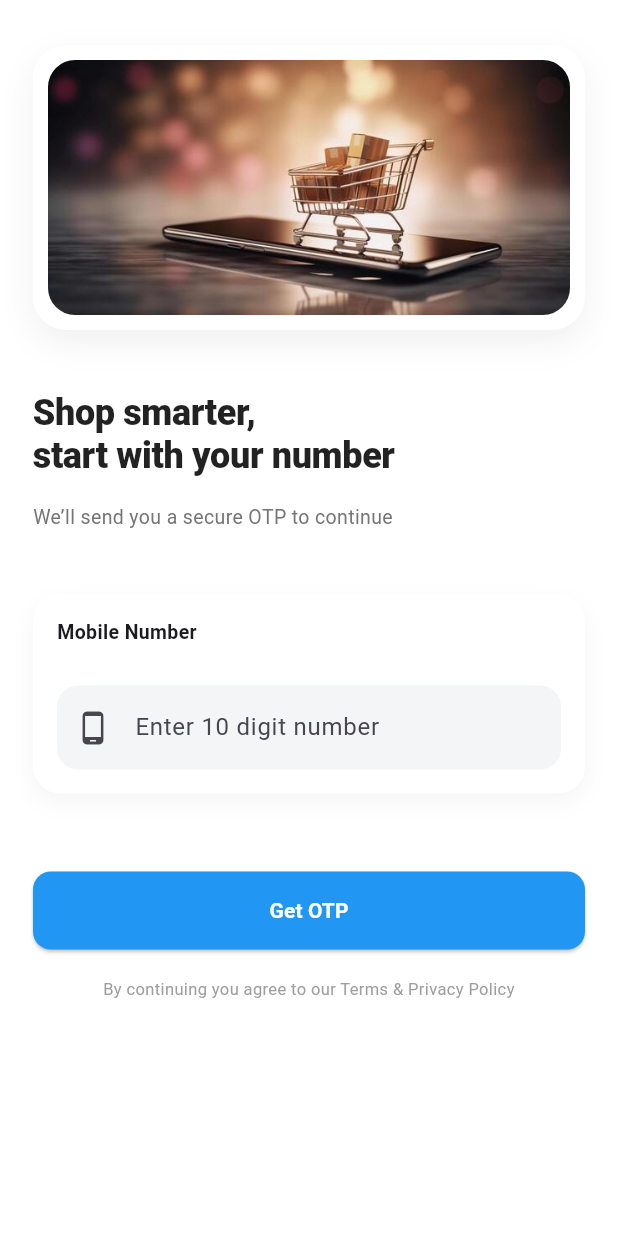
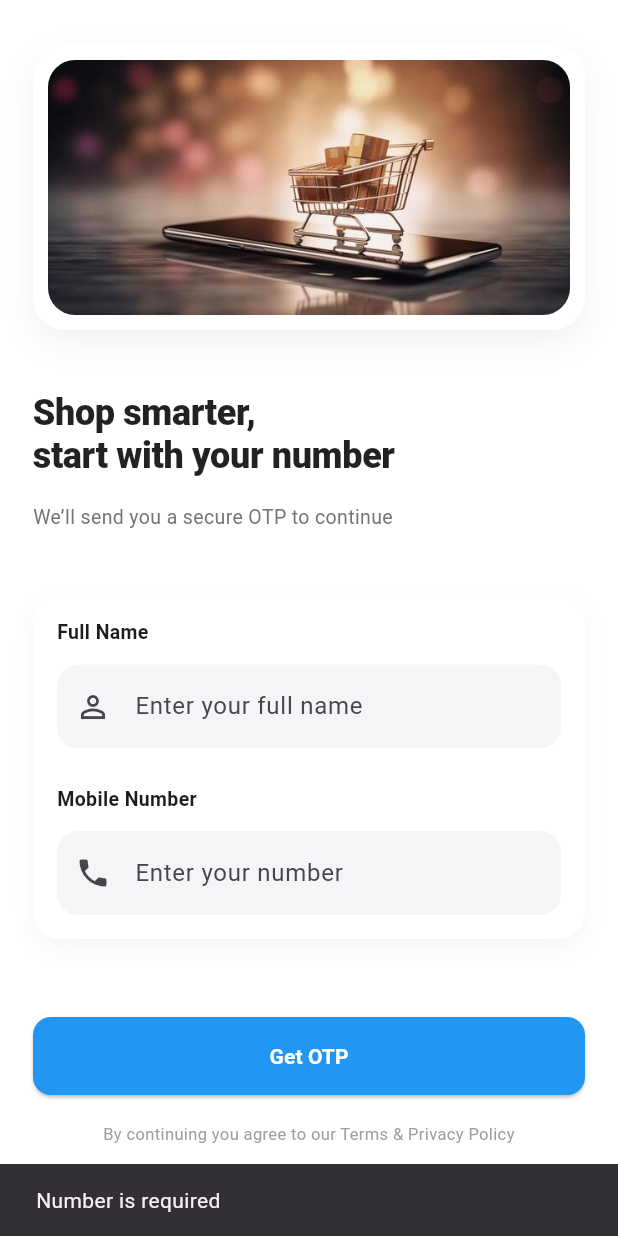
Before and after one commit to Ihthishampn/e_com_user, a Flutter app: the screen it shows after launch, after a tap on "Get OTP", on a phone screen of 412 x 824 dp. Run offline on Flutter 3.47's test engine with Material 3 defaults, Android fonts, the phone set to English and light mode, and no system bars; drawn by our look-alikes of toastification; our stand-ins replace cloud_firestore, dio, firebase_core, gap, get_it, go_router and 4 more; accounts and stored records are empty.

Commit message:
feat : login complted > Home

```diff
--- a/lib/features/Auth/data/use_case/auth_use_case.dart
+++ b/lib/features/Auth/data/use_case/auth_use_case.dart
@@ -13,5 +13,7 @@ class AuthUseCase {
 
   Future<bool> verifyOtpUse(String phone, String otp) {
     return repo.verifyOtp(phone: phone, otp: otp);
+  } Future<void> createUserToFirebase(String phone, String name) {
+    return repo.sendUserTofirebase(phone: phone, name: name);
   }
 }
--- a/lib/features/Auth/domain/repository/auth_repository.dart
+++ b/lib/features/Auth/domain/repository/auth_repository.dart
@@ -1,4 +1,7 @@
 abstract class AuthRepository {
   Future<Map<String, dynamic>> sendOtp({required String phone});
   Future<bool> verifyOtp({required String phone, required String otp});
+  // save user to firebase collrction
+
+  Future<void> sendUserTofirebase({required String phone,required String name});
 }
--- a/lib/features/Auth/presentation/provider/auth_provider.dart
+++ b/lib/features/Auth/presentation/provider/auth_provider.dart
@@ -2,12 +2,14 @@ import 'dart:developer';
 import 'package:flutter/material.dart';
 import 'package:injectable/injectable.dart';
 import 'package:e_com_user/features/Auth/data/use_case/auth_use_case.dart';
+import 'package:e_com_user/general/services/local_storage/app_preferences.dart';
 
 @injectable
 class AuthProvider with ChangeNotifier {
   final AuthUseCase useCase;
+  final AppPreferences prefs;
 
-  AuthProvider(this.useCase);
+  AuthProvider(this.useCase, this.prefs);
 
   bool isLoading = false;
   bool isVerifying = false;
@@ -54,4 +56,27 @@ class AuthProvider with ChangeNotifier {
       return false;
     }
   }
+
+  Future<void> handleCreateUser({
+    required String phone,
+    required String name,
+  }) async {
+    try {
+      await useCase.createUserToFirebase(phone, name);
+      log("Success : user cerated firebase");
+      // mark as logged in
+      try {
+        await prefs.setLoggedIn(true);
+      } catch (_) {}
+    } catch (e) {
+      log("error : create user provider :e");
+    }
+  }
+
+  bool get isLoggedIn => prefs.isLoggedin();
+
+  Future<void> setLoggedIn(bool v) async {
+    await prefs.setLoggedIn(v);
+    notifyListeners();
+  }
 }
--- a/lib/features/Auth/presentation/view/login_screen.dart
+++ b/lib/features/Auth/presentation/view/login_screen.dart
@@ -1,10 +1,13 @@
-import 'package:e_com_user/features/Auth/presentation/view/otp_screen.dart';
 import 'package:e_com_user/features/Auth/presentation/widgets/get_otp_button.dart';
 import 'package:e_com_user/features/Auth/presentation/widgets/header_image_login.dart';
+import 'package:e_com_user/general/services/go_route/otp_args.dart';
+import 'package:e_com_user/general/services/go_route/route_names.dart';
 import 'package:e_com_user/general/utils/themes/app_text_style.dart';
 import 'package:e_com_user/general/widgets/custom_text_field.dart';
 import 'package:flutter/material.dart';
 import 'package:gap/gap.dart';
+import 'package:flutter/services.dart';
+import 'package:go_router/go_router.dart';
 
 class LoginScreen extends StatefulWidget {
   const LoginScreen({super.key});
@@ -15,10 +18,12 @@ class LoginScreen extends StatefulWidget {
 
 class _LoginScreenState extends State<LoginScreen> {
   final phoneController = TextEditingController();
+  final nameController = TextEditingController();
 
   @override
   void dispose() {
     phoneController.dispose();
+    nameController.dispose();
     super.dispose();
   }
 
@@ -33,7 +38,9 @@ class _LoginScreenState extends State<LoginScreen> {
               crossAxisAlignment: CrossAxisAlignment.start,
               children: [
                 const Gap(30),
-                HeaderImageLogin(),
+
+                const HeaderImageLogin(),
+
                 const Gap(40),
 
                 Text(
@@ -71,14 +78,43 @@ class _LoginScreenState extends State<LoginScreen> {
                     crossAxisAlignment: CrossAxisAlignment.start,
                     children: [
                       const Text(
+                        "Full Name",
+                        style: TextStyle(
+                          fontSize: 13,
+                          fontWeight: FontWeight.w600,
+                        ),
+                      ),
+
+                      const Gap(12),
+
+                      CustomTextField(
+                        controller: nameController,
+                        hintText: "Enter your full name",
+                        icon: Icons.person_outline,
+                      ),
+
+                      const Gap(24),
+
+                      const Text(
                         "Mobile Number",
                         style: TextStyle(
                           fontSize: 13,
                           fontWeight: FontWeight.w600,
                         ),
                       ),
-                      const Gap(26),
-                      CustomTextField(controller: phoneController),
+
+                      const Gap(12),
+
+                      CustomTextField(
+                        controller: phoneController,
+                        hintText: "Enter your number",
+                        icon: Icons.phone,
+                        keyboardType: TextInputType.number,
+                        inputFormatters: [
+                          FilteringTextInputFormatter.digitsOnly,
+                          LengthLimitingTextInputFormatter(10),
+                        ],
+                      ),
                     ],
                   ),
                 ),
@@ -88,13 +124,22 @@ class _LoginScreenState extends State<LoginScreen> {
                 GetOtpButton(
                   phoneController: phoneController,
                   onSuccess: (phone) {
+                    final name = nameController.text.trim();
+
+                    if (name.isEmpty) {
+                      ScaffoldMessenger.of(context).showSnackBar(
+                        const SnackBar(content: Text("Name is required")),
+                      );
+                      return;
+                    }
+
+                    context.push(
+                      RouteNames.otp,
+                      extra: OtpArgs(phone: phone, name: name),
+                    );
+
                     phoneController.clear();
-
-                    Navigator.of(context).push(
-                      MaterialPageRoute(
-                        builder: (_) => OtpScreen(phoneN: phone),
-                      ),
-                    );
+                    nameController.clear();
                   },
                 ),
 
@@ -104,7 +149,7 @@ class _LoginScreenState extends State<LoginScreen> {
                   child: Text(
                     "By continuing you agree to our Terms & Privacy Policy",
                     textAlign: TextAlign.center,
-                    style: TextStyle(fontSize: 11, color: Colors.grey),
+                    style: const TextStyle(fontSize: 11, color: Colors.grey),
                   ),
                 ),
 
--- a/lib/features/Auth/presentation/widgets/get_otp_button.dart
+++ b/lib/features/Auth/presentation/widgets/get_otp_button.dart
@@ -31,7 +31,22 @@ class GetOtpButton extends StatelessWidget {
                 ? null
                 : () async {
                     final phone = phoneController.text.trim();
-                    if (phone.isEmpty) return;
+                    if (phone.isEmpty) {
+                      ScaffoldMessenger.of(context).showSnackBar(
+                        const SnackBar(content: Text("Number is required")),
+                      );
+                      return;
+                    }
+                    if (phone.length < 10) {
+                      ScaffoldMessenger.of(context).showSnackBar(
+                        const SnackBar(
+                          content: Text(
+                            "Please enter a 10-digit phone number.",
+                          ),
+                        ),
+                      );
+                      return;
+                    }
 
                     final ok = await prov.handleSendOtp(phone);
 
--- a/lib/general/core/injection/injection_config.dart
+++ b/lib/general/core/injection/injection_config.dart
@@ -5,6 +5,6 @@ import 'package:injectable/injectable.dart';
 final GetIt getIt = GetIt.instance;
 
 @injectableInit
-Future<void> confirugationDependency()async {
-  getIt.init();
+Future<void> confirugationDependency() async {
+  await getIt.init();
 }
--- /dev/null
+++ b/lib/general/core/module/firebase_module/firebase_module.dart
@@ -0,0 +1,11 @@
+import 'package:cloud_firestore/cloud_firestore.dart';
+import 'package:firebase_core/firebase_core.dart';
+import 'package:injectable/injectable.dart';
+
+@module
+abstract class FirebaseModule {
+  @lazySingleton
+  FirebaseFirestore firebaseFirestore() {
+    return FirebaseFirestore.instanceFor(app: Firebase.app(),databaseId: "ihthisham");
+  }
+}
--- /dev/null
+++ b/lib/general/services/go_route/otp_args.dart
@@ -0,0 +1,9 @@
+class OtpArgs {
+  final String phone;
+  final String name;
+
+  const OtpArgs({
+    required this.phone,
+    required this.name,
+  });
+}
--- a/lib/general/services/go_route/route_config.dart
+++ b/lib/general/services/go_route/route_config.dart
@@ -2,16 +2,39 @@ import 'package:e_com_user/features/Auth/presentation/view/login_screen.dart';
 import 'package:e_com_user/features/Auth/presentation/view/otp_screen.dart';
 import 'package:e_com_user/features/Home/presentation/view/home_screen.dart';
 import 'package:e_com_user/features/Root/presentation/view/root_screen.dart';
+import 'package:e_com_user/general/services/go_route/otp_args.dart';
 import 'package:e_com_user/general/services/go_route/route_names.dart';
 import 'package:go_router/go_router.dart';
 
-final GoRouter goRouter = GoRouter(
-  initialLocation: RouteNames.login,
-  routes: [
-    GoRoute(path: RouteNames.login, builder: (context, state) => LoginScreen()),
+GoRouter createRouter({required bool isLoggedIn}) {
+  final initial = isLoggedIn ? RouteNames.root : RouteNames.login;
 
-    GoRoute(path: RouteNames.home, builder: (context, state) => HomeScreen()),
-    GoRoute(path: RouteNames.otp, builder: (context, state) => OtpScreen(phoneN: "",)),
-    GoRoute(path: RouteNames.root, builder: (context, state) => RootScreen()),
-  ],
-);
+  return GoRouter(
+    initialLocation: initial,
+    routes: [
+      GoRoute(
+        path: RouteNames.login,
+        builder: (context, state) => const LoginScreen(),
+      ),
+
+      GoRoute(
+        path: RouteNames.home,
+        builder: (context, state) => const HomeScreen(),
+      ),
+
+      GoRoute(
+        path: RouteNames.otp,
+        builder: (context, state) {
+          final args = state.extra as OtpArgs;
+
+          return OtpScreen(phoneN: args.phone, name: args.name);
+        },
+      ),
+
+      GoRoute(
+        path: RouteNames.root,
+        builder: (context, state) => const RootScreen(),
+      ),
+    ],
+  );
+}
--- /dev/null
+++ b/lib/general/services/local_storage/app_preferences.dart
@@ -0,0 +1,19 @@
+import 'package:e_com_user/general/services/local_storage/preference_keys.dart';
+import 'package:shared_preferences/shared_preferences.dart';
+
+class AppPreferences {
+  final SharedPreferences preferences;
+  AppPreferences(this.preferences);
+
+  Future<void> setLoggedIn(bool value) async {
+    await preferences.setBool(PreferenceKeys.isLoggedIn, value);
+  }
+
+  bool isLoggedin() {
+    return preferences.getBool(PreferenceKeys.isLoggedIn) ?? false;
+  }
+
+  Future<void> clear() async {
+    await preferences.clear();
+  }
+}
--- /dev/null
+++ b/lib/general/services/local_storage/preference_keys.dart
@@ -0,0 +1,4 @@
+class PreferenceKeys {
+
+  static const String isLoggedIn = "is_logged_in";
+}
--- /dev/null
+++ b/lib/general/services/local_storage/preference_module.dart
@@ -0,0 +1,15 @@
+import 'package:injectable/injectable.dart';
+import 'package:shared_preferences/shared_preferences.dart';
+import 'package:e_com_user/general/services/local_storage/app_preferences.dart';
+
+@module
+abstract class PreferenceModule {
+  @preResolve
+  Future<SharedPreferences> sharedPreferences() async {
+    return await SharedPreferences.getInstance();
+  }
+
+  @singleton
+  AppPreferences appPreferences(SharedPreferences prefs) =>
+      AppPreferences(prefs);
+}
--- a/lib/general/widgets/custom_text_field.dart
+++ b/lib/general/widgets/custom_text_field.dart
@@ -3,20 +3,29 @@ import 'package:flutter/services.dart';
 
 class CustomTextField extends StatelessWidget {
   final TextEditingController controller;
-  const CustomTextField({super.key, required this.controller});
+  final String hintText;
+  final IconData icon;
+  final TextInputType keyboardType;
+  final List<TextInputFormatter>? inputFormatters;
+
+  const CustomTextField({
+    super.key,
+    required this.controller,
+    required this.hintText,
+    required this.icon,
+    this.keyboardType = TextInputType.text,
+    this.inputFormatters,
+  });
 
   @override
   Widget build(BuildContext context) {
     return TextField(
       controller: controller,
-      keyboardType: TextInputType.number,
-      inputFormatters: [
-        FilteringTextInputFormatter.digitsOnly,
-        LengthLimitingTextInputFormatter(10),
-      ],
+      keyboardType: keyboardType,
+      inputFormatters: inputFormatters,
       decoration: InputDecoration(
-        hintText: "Enter 10 digit number",
-        prefixIcon: const Icon(Icons.phone_android),
+        hintText: hintText,
+        prefixIcon: Icon(icon),
         filled: true,
         fillColor: const Color(0xFFF3F5F7),
         border: OutlineInputBorder(
--- a/lib/main.dart
+++ b/lib/main.dart
@@ -2,6 +2,8 @@ import 'package:e_com_user/features/Auth/presentation/provider/auth_provider.dar
 import 'package:e_com_user/firebase_options.dart';
 import 'package:e_com_user/general/core/injection/injection_config.dart';
 import 'package:e_com_user/general/services/go_route/route_config.dart';
+import 'package:e_com_user/general/services/local_storage/app_preferences.dart';
+import 'package:go_router/go_router.dart';
 import 'package:e_com_user/general/utils/themes/app_colors.dart';
 import 'package:firebase_core/firebase_core.dart';
 import 'package:flutter/material.dart';
@@ -11,19 +13,25 @@ import 'package:toastification/toastification.dart';
 void main() async {
   WidgetsFlutterBinding.ensureInitialized();
   await confirugationDependency();
-  await Firebase.initializeApp(options: DefaultFirebaseOptions.currentPlatform);
+  await Firebase.initializeApp(
+    name: "ihthisham",
+    options: DefaultFirebaseOptions.currentPlatform,
+  );
+  final prefs = getIt<AppPreferences>();
+  final router = createRouter(isLoggedIn: prefs.isLoggedin());
+
   runApp(
     MultiProvider(
-      providers: [
-        ChangeNotifierProvider(create: (_) => getIt<AuthProvider>()),
-      ],
-      child: const EcomUserApp(),
+      providers: [ChangeNotifierProvider(create: (_) => getIt<AuthProvider>())],
+      child: EcomUserApp(router: router),
     ),
   );
 }
 
 class EcomUserApp extends StatelessWidget {
-  const EcomUserApp({super.key});
+  final GoRouter router;
+
+  const EcomUserApp({super.key, required this.router});
 
   @override
   Widget build(BuildContext context) {
@@ -31,7 +39,7 @@ class EcomUserApp extends StatelessWidget {
       child: MaterialApp.router(
         debugShowCheckedModeBanner: false,
         theme: ThemeData(scaffoldBackgroundColor: AppColors.bgWhite),
-        routerConfig: goRouter,
+        routerConfig: router,
       ),
     );
   }
--- a/pubspec.yaml
+++ b/pubspec.yaml
@@ -48,6 +48,7 @@ dependencies:
   dio: ^5.9.2
   sms_autofill: ^2.2.0
   sendotp_flutter_sdk: ^0.0.2
+  shared_preferences: ^2.5.5
 
 dev_dependencies:
   flutter_test:
```
Also changed, not shown: lib/features/Auth/data/repo_impl/auth_repo_impl.dart (+22 -9 lines), lib/features/Auth/presentation/view/otp_screen.dart (+61 -40 lines), lib/general/widgets/custom_otp_text_field.dart (+4 -8 lines), lib/general/core/injection/injection_config.config.dart, lib/general/core/module/dio_client/dio_module.dart (renamed from lib/general/core/network/dio_client/dio_module.dart), pubspec.lock, 1 other file.
